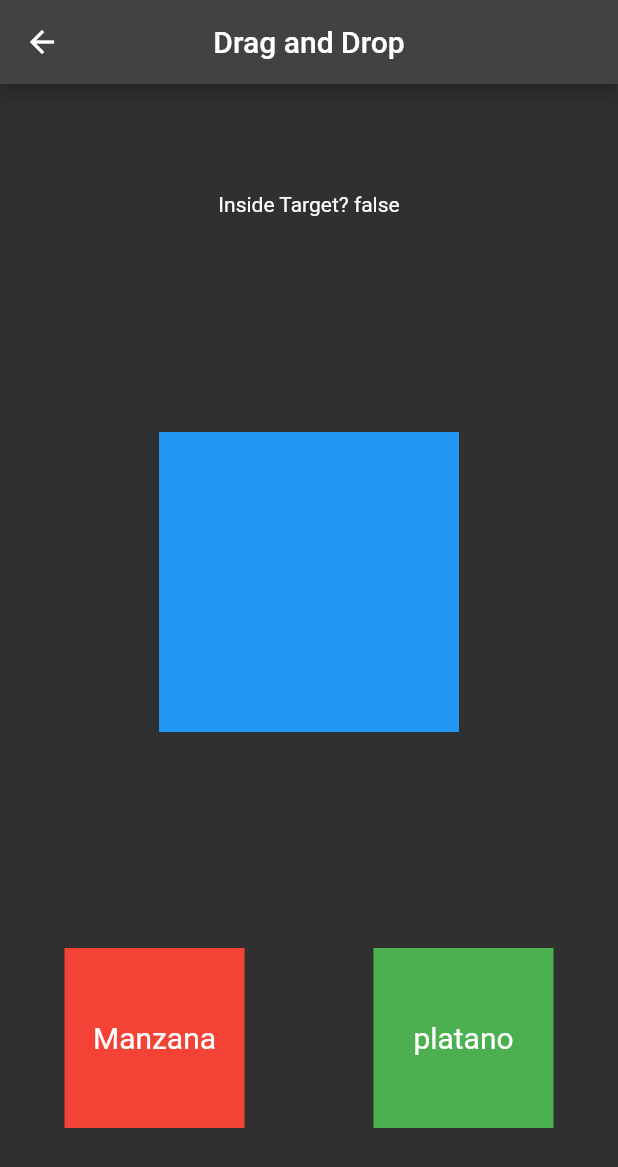
After one commit to fabrizzioRP/app_example, a Flutter app: the DraggableScreen screen opened directly, on a phone screen of 412 x 824 dp. The commit adds this screen. Shown: the top 1167 px of the screen. Run offline on Flutter 3.47's test engine with Material 2 defaults, Android fonts, the phone set to English and light mode, and no system bars; our stand-ins replace salomon_bottom_bar, youtube_player_iframe.

Commit message:
Draggable created

```diff
--- /dev/null
+++ b/lib/screens/draggable_screen.dart
@@ -0,0 +1,91 @@
+// ignore_for_file: use_key_in_widget_constructors
+
+import 'package:flutter/material.dart';
+
+class DraggableScreen extends StatefulWidget {
+  @override
+  State<DraggableScreen> createState() => _DraggableScreenState();
+}
+
+class _DraggableScreenState extends State<DraggableScreen> {
+  bool insideTarget = false;
+  String activeFruit = '';
+
+  @override
+  Widget build(BuildContext context) {
+    return Scaffold(
+      appBar: AppBar(
+        centerTitle: true,
+        title: const Text('Drag and Drop'),
+      ),
+      body: Center(
+        child: Column(
+          mainAxisAlignment: MainAxisAlignment.spaceAround,
+          children: [
+            Text('Inside Target? ' + insideTarget.toString()),
+            DragTarget<String>(
+              builder: (_, list, rejectData) => Container(
+                  height: 200.0,
+                  width: 200.0,
+                  color: Colors.blue,
+                  child: activeFruit == ''
+                      ? null
+                      : _FruitBox(activeFruit, Colors.blue)),
+              onAccept: (value) {
+                setState(() {
+                  insideTarget = true;
+                  activeFruit = value;
+                });
+              },
+              onWillAccept: (value) {
+                return value == 'platano' ? true : false;
+              },
+            ),
+            Row(
+              mainAxisAlignment: MainAxisAlignment.spaceAround,
+              children: const [
+                _FruitBox('Manzana', Colors.red),
+                _FruitBox('platano', Colors.green),
+              ],
+            ),
+          ],
+        ),
+      ),
+    );
+  }
+}
+
+class _FruitBox extends StatelessWidget {
+  final String boxIcon;
+  final Color boxColor;
+  const _FruitBox(this.boxIcon, this.boxColor);
+  @override
+  Widget build(BuildContext context) {
+    return Draggable(
+      data: boxIcon,
+      child: Container(
+        height: 120.0,
+        width: 120.0,
+        color: boxColor,
+        child: Center(
+          child: Text(boxIcon, style: const TextStyle(fontSize: 20)),
+        ),
+      ),
+      feedback: Material(
+        child: Container(
+          height: 120.0,
+          width: 120.0,
+          color: Colors.yellow,
+          child: Center(
+            child: Text(boxIcon, style: const TextStyle(fontSize: 20)),
+          ),
+        ),
+      ),
+      childWhenDragging: Container(
+        height: 120.0,
+        width: 120.0,
+        color: Colors.grey,
+      ),
+    );
+  }
+}
--- a/lib/screens/home_screen.dart
+++ b/lib/screens/home_screen.dart
@@ -1,5 +1,6 @@
 // ignore_for_file: prefer_const_constructors, use_key_in_widget_constructors
 
+import 'package:app_examples/screens/draggable_screen.dart';
 import 'package:flutter/material.dart';
 //
 import 'shop_screen.dart';
@@ -78,6 +79,7 @@ List<_Pages> _pages = [
   _Pages('Modal Bottom Sheet', ModalBottomSheet()),
   _Pages('Bottom Bar ', BottomBarScreen()),
   _Pages('Sliver App Bar ', SliverAppBarScreen()),
+  _Pages('Draggable ', DraggableScreen()),
 ];
 
 class _Pages {
```
